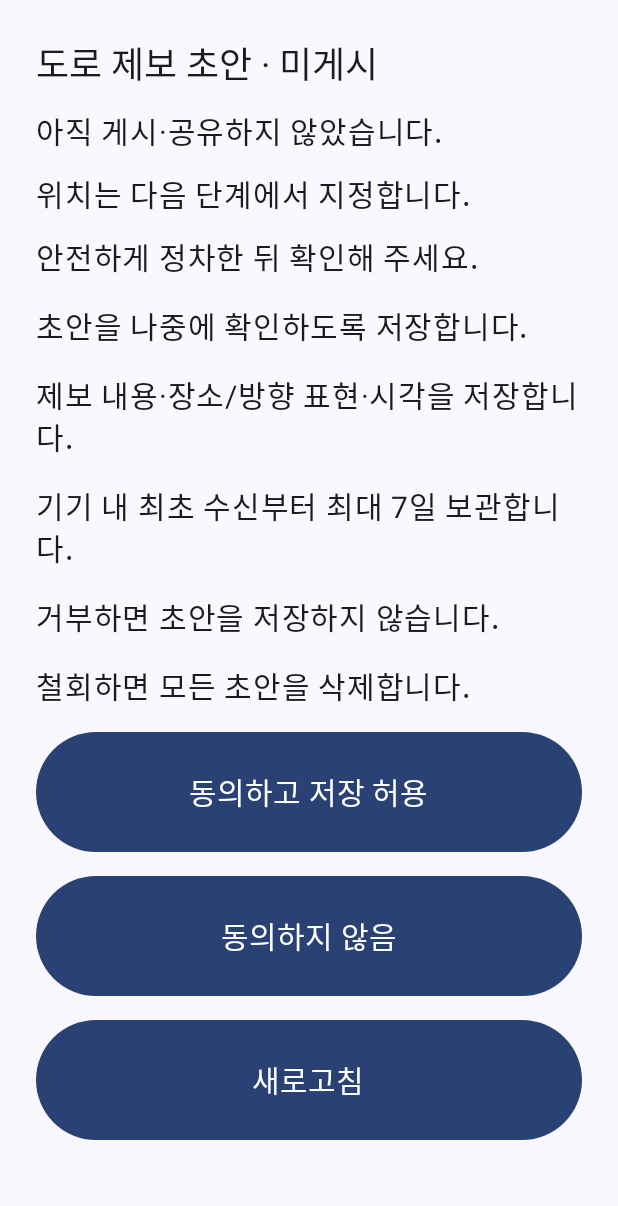
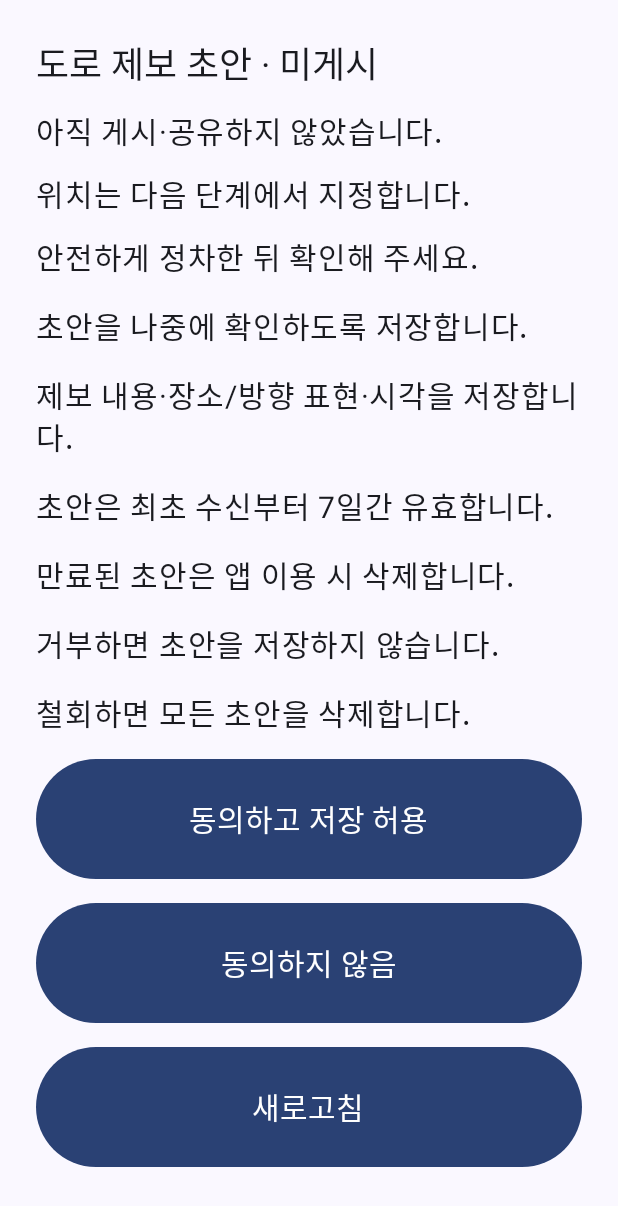
Before and after one commit to jin-kim-240204/hyundai-and-gretel, an Android app built with Jetpack Compose: the screen it shows after launch (MainActivity), on a phone screen of 412 x 824 dp. Shown: the top 1206 px of the screen. Run offline under Robolectric (Android 15) with nearby library versions, the phone set to English and light mode, and no system bars.

Commit message:
fix: clarify expiry cleanup timing in draft consent text

```diff
--- a/app/src/main/java/com/jinkim/hyundaiAndGretel/ui/drafts/DraftScreen.kt
+++ b/app/src/main/java/com/jinkim/hyundaiAndGretel/ui/drafts/DraftScreen.kt
@@ -74,7 +74,8 @@ fun DraftScreen(
                     Column(verticalArrangement = Arrangement.spacedBy(16.dp)) {
                         DraftText("초안을 나중에 확인하도록 저장합니다.")
                         DraftText("제보 내용·장소/방향 표현·시각을 저장합니다.")
-                        DraftText("기기 내 최초 수신부터 최대 7일 보관합니다.")
+                        DraftText("초안은 최초 수신부터 7일간 유효합니다.")
+                        DraftText("만료된 초안은 앱 이용 시 삭제합니다.")
                         DraftText("거부하면 초안을 저장하지 않습니다.")
                         DraftText("철회하면 모든 초안을 삭제합니다.")
                         DraftAction("동의하고 저장 허용", busy) { onConsentChange(true) }
@@ -85,7 +86,7 @@ fun DraftScreen(
             } else {
                 item {
                     Column(verticalArrangement = Arrangement.spacedBy(16.dp)) {
-                        DraftText("최초 수신부터 최대 7일 보관 · ${drafts.size}개")
+                        DraftText("최초 수신부터 7일 유효 · ${drafts.size}개")
                         DraftAction("새로고침", busy, onRefresh)
                         DraftText("동의를 철회하면 모든 초안이 삭제됩니다.")
                         DraftAction("동의 철회 및 전체 삭제", busy) { onConsentChange(false) }
```
